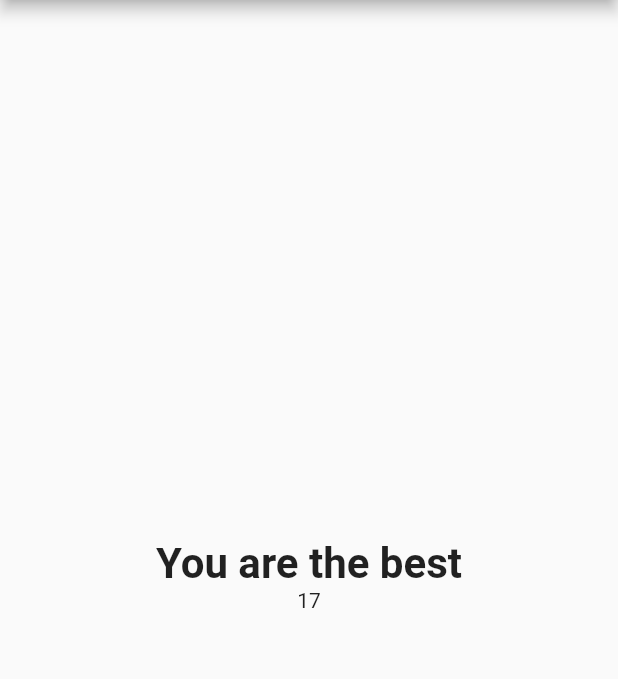
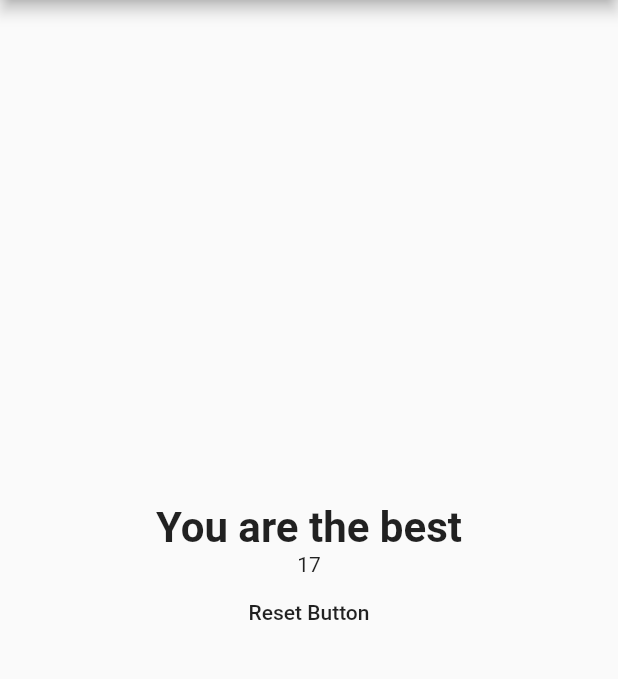
Before and after one commit to ConorMcNamee/Flutter-Quiz-App, a Flutter app: the screen it shows after launch, after a tap on "Purple", after a tap on "lion", on a phone screen of 412 x 824 dp, the part 84-763 px from its top. Run offline on Flutter 3.47's test engine with Material 2 defaults, Android fonts, the phone set to English and light mode, and no system bars.

Commit message:
Reset button added

```diff
--- a/lib/main.dart
+++ b/lib/main.dart
@@ -43,6 +43,13 @@ class _MyAppState extends State<MyApp> {
     });
   }
 
+  void _resetQuiz() {
+    setState(() {
+      _questionIndex = 0;
+      _totalScore = 0;
+    });
+  }
+
   @override
   Widget build(BuildContext context) {
     return MaterialApp(
@@ -56,7 +63,7 @@ class _MyAppState extends State<MyApp> {
                 questions: _questions,
                 questionIndex: _questionIndex,
               )
-            : Result(_totalScore),
+            : Result(_totalScore, _resetQuiz),
       ),
     );
   }
--- a/lib/result.dart
+++ b/lib/result.dart
@@ -3,7 +3,9 @@ import 'package:flutter/material.dart';
 class Result extends StatelessWidget {
   final int resultScore;
 
-  Result(this.resultScore);
+  final Function resetHandler;
+
+  Result(this.resultScore, this.resetHandler);
 
   String get resultPhrase {
     String resultText;
@@ -29,6 +31,10 @@ class Result extends StatelessWidget {
         ),
         Text(
           resultScore.toString(),
+        ),
+        FlatButton(
+          onPressed:resetHandler,
+          child: Text("Reset Button")
         )
       ],
     ));
```
